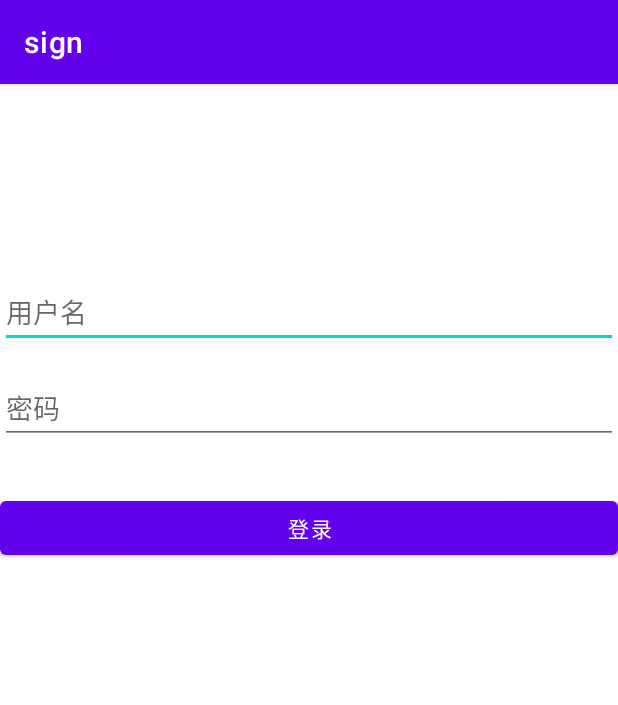
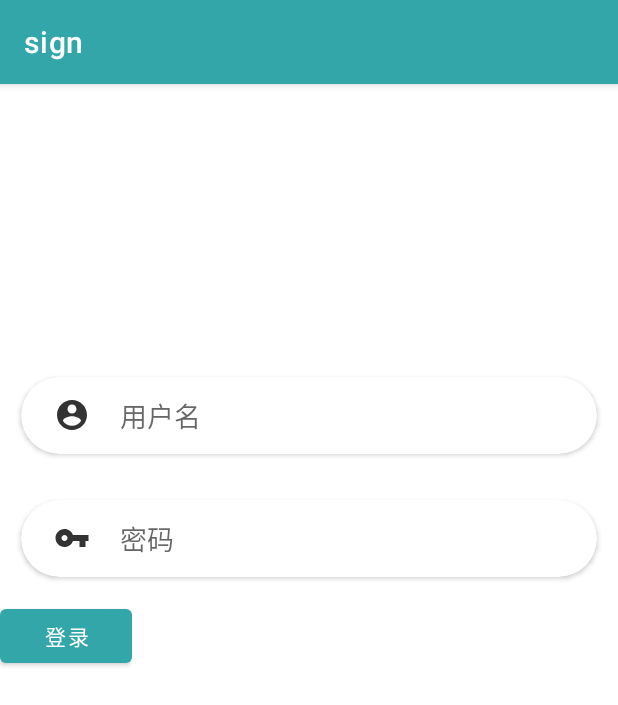
Before and after one commit to fzhiyu/myAndroidPos, an Android app: the screen it shows after launch (MainActivity), on a phone screen of 412 x 824 dp. Shown: the top 705 px of the screen. Run offline under Robolectric (Android 15) with nearby library versions, the phone set to English and light mode, and no system bars; our stand-ins replace navigation-ui.

Commit message:
更改登录ui

```diff
--- /dev/null
+++ b/app/src/main/res/drawable-anydpi/ic_key.xml
@@ -0,0 +1,11 @@
+<vector xmlns:android="http://schemas.android.com/apk/res/android"
+    android:width="24dp"
+    android:height="24dp"
+    android:viewportWidth="24"
+    android:viewportHeight="24"
+    android:tint="#000000"
+    android:alpha="0.8">
+  <path
+      android:fillColor="@android:color/white"
+      android:pathData="M12.65,10C11.83,7.67 9.61,6 7,6c-3.31,0 -6,2.69 -6,6s2.69,6 6,6c2.61,0 4.83,-1.67 5.65,-4H17v4h4v-4h2v-4H12.65zM7,14c-1.1,0 -2,-0.9 -2,-2s0.9,-2 2,-2 2,0.9 2,2 -0.9,2 -2,2z"/>
+</vector>
--- /dev/null
+++ b/app/src/main/res/drawable-anydpi/ic_user.xml
@@ -0,0 +1,11 @@
+<vector xmlns:android="http://schemas.android.com/apk/res/android"
+    android:width="24dp"
+    android:height="24dp"
+    android:viewportWidth="24"
+    android:viewportHeight="24"
+    android:tint="#000000"
+    android:alpha="0.8">
+  <path
+      android:fillColor="@android:color/white"
+      android:pathData="M12,2C6.48,2 2,6.48 2,12s4.48,10 10,10 10,-4.48 10,-10S17.52,2 12,2zM12,5c1.66,0 3,1.34 3,3s-1.34,3 -3,3 -3,-1.34 -3,-3 1.34,-3 3,-3zM12,19.2c-2.5,0 -4.71,-1.28 -6,-3.22 0.03,-1.99 4,-3.08 6,-3.08 1.99,0 5.97,1.09 6,3.08 -1.29,1.94 -3.5,3.22 -6,3.22z"/>
+</vector>
--- a/app/src/main/res/layout/fragment_sign.xml
+++ b/app/src/main/res/layout/fragment_sign.xml
@@ -1,36 +1,85 @@
 <?xml version="1.0" encoding="utf-8"?>
 <LinearLayout xmlns:android="http://schemas.android.com/apk/res/android"
-    xmlns:app="http://schemas.android.com/apk/res-auto"
-    xmlns:tools="http://schemas.android.com/tools"
     android:layout_width="match_parent"
     android:layout_height="match_parent"
+    xmlns:app="http://schemas.android.com/apk/res-auto"
     android:orientation="vertical">
 
-    <LinearLayout xmlns:android="http://schemas.android.com/apk/res/android"
+    <androidx.cardview.widget.CardView
         android:layout_width="match_parent"
-        android:layout_height="match_parent"
-        android:orientation="vertical">
+        android:layout_height="wrap_content"
+        app:cardCornerRadius="40dp"
+        app:cardElevation="2dp"
+        app:cardMaxElevation="2dp"
+        app:cardPreventCornerOverlap="true"
+        app:cardUseCompatPadding="true"
+        android:layout_marginTop="180dp">
 
-        <EditText
-            android:id="@+id/editText_userName"
+        <LinearLayout
             android:layout_width="match_parent"
             android:layout_height="wrap_content"
-            android:layout_marginTop="128dp"
-            android:hint="用户名" />
+            android:layout_margin="10dp"
+            android:padding="2dp">
+            <ImageView
+                android:layout_width="wrap_content"
+                android:layout_height="wrap_content"
+                android:src="@drawable/ic_user"
+                android:layout_gravity="center"
+                android:layout_marginStart="10dp"/>
+            <EditText
+                android:id="@+id/editText_userName"
+                android:layout_width="wrap_content"
+                android:layout_height="wrap_content"
+                android:hint="用户名"
+                android:layout_gravity="center"
+                android:layout_marginStart="20dp"
+                android:background="@null"/>
+        </LinearLayout>
 
-        <EditText
-            android:id="@+id/editText_passWord"
+    </androidx.cardview.widget.CardView>
+
+
+    <androidx.cardview.widget.CardView
+        android:layout_width="match_parent"
+        android:layout_height="wrap_content"
+        app:cardCornerRadius="40dp"
+        app:cardElevation="2dp"
+        app:cardMaxElevation="2dp"
+        app:cardPreventCornerOverlap="true"
+        app:cardUseCompatPadding="true">
+
+        <LinearLayout
             android:layout_width="match_parent"
             android:layout_height="wrap_content"
-            android:layout_marginTop="16dp"
-            android:hint="密码" />
+            android:layout_margin="10dp"
+            android:padding="2dp">
+            <ImageView
+                android:layout_width="wrap_content"
+                android:layout_height="wrap_content"
+                android:src="@drawable/ic_key"
+                android:layout_gravity="center"
+                android:layout_marginStart="10dp"/>
+            <EditText
+                android:id="@+id/editText_passWord"
+                android:layout_width="wrap_content"
+                android:layout_height="wrap_content"
+                android:hint="密码"
+                android:layout_gravity="center"
+                android:layout_marginStart="20dp"
+                android:background="@null"/>
+        </LinearLayout>
+    </androidx.cardview.widget.CardView>
 
+    <LinearLayout
+        android:layout_width="wrap_content"
+        android:layout_height="wrap_content"
+        android:orientation="horizontal"
+        android:gravity="center">
         <Button
             android:id="@+id/sign_button"
-            android:layout_width="match_parent"
+            android:layout_width="wrap_content"
             android:layout_height="wrap_content"
-            android:layout_marginTop="32dp"
-            android:text="登录" />
-
+            android:text="登录"
+            android:gravity="center"/>
     </LinearLayout>
 </LinearLayout>
--- a/app/src/main/res/layout/item_list_content.xml
+++ b/app/src/main/res/layout/item_list_content.xml
@@ -4,8 +4,6 @@
     xmlns:app="http://schemas.android.com/apk/res-auto"
     android:layout_width="match_parent"
     android:layout_height="80dp"
-    android:layout_marginStart="0dp"
-    android:layout_marginEnd="0dp"
     app:cardBackgroundColor="@color/white"
     app:cardCornerRadius="8dp"
     app:cardElevation="2dp"
--- a/app/src/main/res/values/styles.xml
+++ b/app/src/main/res/values/styles.xml
@@ -1,10 +1,6 @@
 <?xml version="1.0" encoding="utf-8"?>
 <resources>
-    <style name="Divider">
-        <item name="android:background">?android:attr/listDivider</item> //you can give your color here. that will change all divider color in your app.
-    </style>
-    <style name="Divider.Horizontal" parent="Divider">
-        <item name="android:layout_width">match_parent</item>
-        <item name="android:layout_height">1dp</item> // You can change thickness here.
+    <style name="Theme" parent="Theme.AppCompat.Light.NoActionBar">
+        <item name="colorPrimary">@color/colorPrimary</item>
     </style>
 </resources>
--- a/app/src/main/res/values/themes.xml
+++ b/app/src/main/res/values/themes.xml
@@ -2,7 +2,7 @@
     <!-- Base application theme. -->
     <style name="Theme.MyAndroidPos" parent="Theme.MaterialComponents.DayNight.DarkActionBar">
         <!-- Primary brand color. -->
-        <item name="colorPrimary">@color/purple_500</item>
+        <item name="colorPrimary">@color/blue</item>
         <item name="colorPrimaryVariant">@color/purple_700</item>
         <item name="colorOnPrimary">@color/white</item>
         <!-- Secondary brand color. -->
```
Also changed, not shown: app/src/main/res/drawable-hdpi/ic_key.png (added), app/src/main/res/drawable-hdpi/ic_user.png (added), app/src/main/res/drawable-mdpi/ic_key.png (added), app/src/main/res/drawable-mdpi/ic_user.png (added), app/src/main/res/drawable-xhdpi/ic_key.png (added), app/src/main/res/drawable-xhdpi/ic_user.png (added), app/src/main/res/drawable-xxhdpi/ic_key.png (added), app/src/main/res/drawable-xxhdpi/ic_user.png (added).
